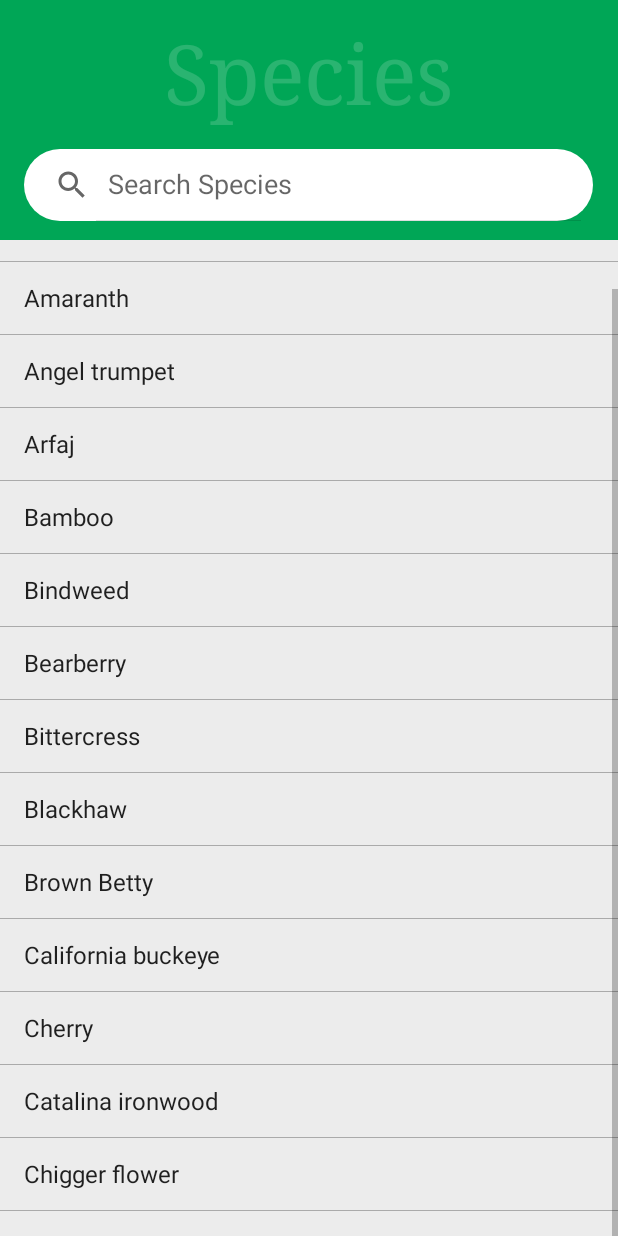
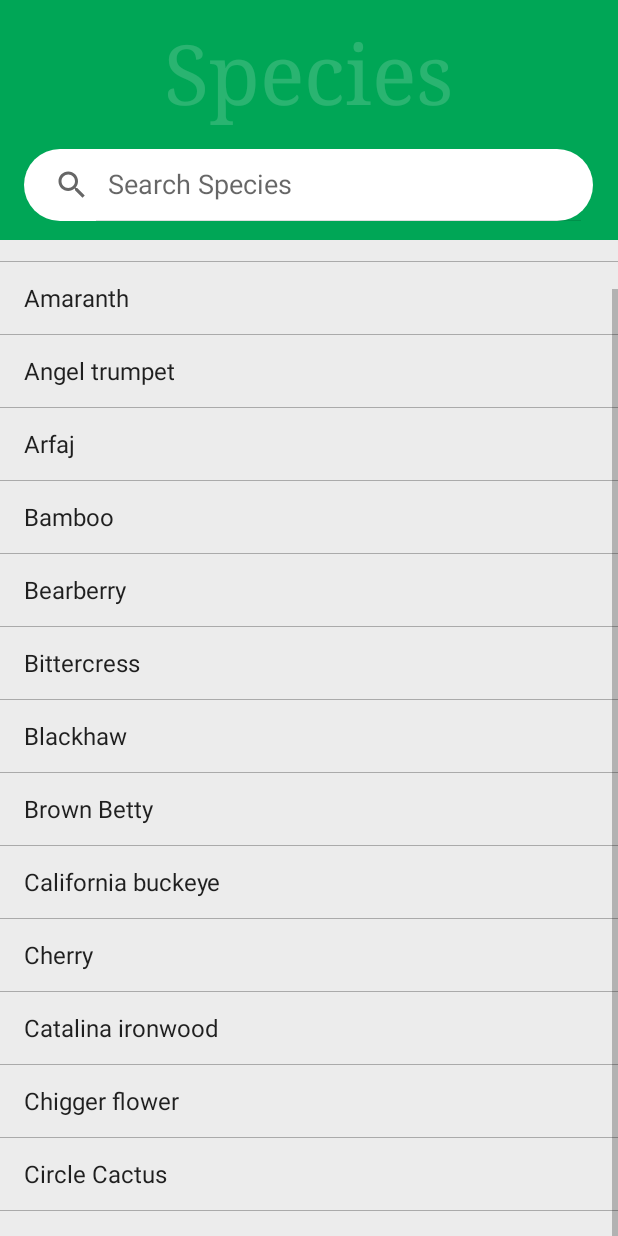
Before and after one commit to PlantopiaApp/plantopia, an Android app: the SpeciesActivity screen opened directly, with no data from a screen before it, scrolled down 34 dp, on a phone screen of 412 x 824 dp. Run offline under Robolectric (Android 15) with nearby library versions, the phone set to English and light mode, and no system bars.

Commit message:
Species list updated

```diff
--- a/app/src/main/java/com/plants/plantopia/SpeciesActivity.java
+++ b/app/src/main/java/com/plants/plantopia/SpeciesActivity.java
@@ -14,18 +14,42 @@ import java.util.Arrays;
 
 public class SpeciesActivity extends AppCompatActivity {
 
-    private String[] allPlantNames = {"Aloe vera", "Amaranth", "Angel trumpet", "Arfaj", "Bamboo", "Bindweed", "Bearberry", "Bittercress",
-            "Blackhaw", "Brown Betty", "California buckeye", "Cherry", "Catalina ironwood", "Chigger flower", "Circle Cactus", "Coffee plant ", "Deadnettle", "Drumstick", "Duck retten", "Durian",
-            "Earth gall","Elderberry","Elegant lupine","Eytelia","Fellenwort","Felonwort","Flax", "Fumewort",
-    "Golden buttons", "Goose tongue", "Green berry nightshade" }; // Replace with your plant names
+    private String[] allPlantNames = {
+            "Aloe vera", "Amaranth", "Angel trumpet", "Arfaj", "Bamboo", "Bearberry", "Bittercress",
+            "Blackhaw", "Brown Betty", "California buckeye", "Cherry", "Catalina ironwood", "Chigger flower", "Circle Cactus", "Coffee plant", "Deadnettle", "Drumstick", "Duck retten", "Durian",
+            "Earth gall", "Elderberry", "Elegant lupine", "Eytelia", "Fellenwort", "Felonwort", "Flax", "Fumewort",
+            "Golden buttons", "Goose tongue", "Green berry nightshade",
+            "Honeysuckle", "Hornbeam", "Horseweed", "Hummingbird sage", "Hydrangea", "Ice plant", "Indian pipe", "Iris", "Ivy",
+            "Jack in the pulpit", "Jasmine", "Jewel orchid", "Joe-pye weed", "Judas tree", "Juniper",
+            "Kangaroo paw", "Katsura tree", "Kentucky bluegrass", "Kinnikinnick", "Knotweed",
+            "Lady's mantle", "Lantana", "Lavender", "Lemon balm", "Lily", "Lupine",
+            "Maidenhair fern", "Maple", "Marigold", "Mayapple", "Meadow rue", "Milkweed", "Mimosa", "Mint", "Monkey puzzle tree", "Moonflower", "Morning glory", "Moss",
+            "Nasturtium", "Nepenthes", "Nerine", "Nigella", "Nutmeg",
+            "Oleander", "Oregano", "Oriental poppy", "Ornamental grass", "Osteospermum", "Oxalis",
+            "Pansy", "Papyrus", "Passion flower", "Peach tree", "Pearly everlasting", "Pennyroyal", "Peony", "Petunia", "Phlox", "Pine", "Poinsettia", "Pond cypress", "Poppy", "Potentilla", "Primrose",
+            "Quaking aspen", "Queen palm", "Queen's wreath",
+            "Rain lily", "Rat tail cactus", "Red hot poker", "Rose", "Rosemary", "Rowan",
+            "Saffron crocus", "Sage", "Salvia", "Sassafras", "Savory", "Scabiosa", "Sea lavender", "Sedum", "Shasta daisy", "Snapdragon", "Snowdrop", "Sorrel", "Speedwell", "Spicebush", "Squash", "Stargazer lily", "Statice", "Strawberry", "Sunflower", "Sweet pea", "Sweet woodruff", "Sycamore",
+            "Tarragon", "Thistle", "Thyme", "Ti plant", "Toad lily", "Torenia", "Trailing arbutus", "Trillium", "Tulip",
+            "Umbrella plant", "Upland cress", "Upright juniper",
+            "Vanilla orchid", "Vegetable amaranth", "Verbena", "Vervain", "Viburnum", "Vinca", "Viola", "Violet",
+            "Wallflower", "Water lily", "Weeping willow", "Wisteria", "Woolly thyme",
+            "Xerophyte",
+            "Yellowwood", "Yew",
+            "Zebra plant", "Zinnia"
+    };
+
     private ArrayList<String> displayedPlantNames;
+    private ArrayList<String> filteredPlantNames;
 
     @Override
     protected void onCreate(Bundle savedInstanceState) {
         super.onCreate(savedInstanceState);
         setContentView(R.layout.activity_species);
+
         // Initialize the displayed list with all plant names
         displayedPlantNames = new ArrayList<>(Arrays.asList(allPlantNames));
+        filteredPlantNames = new ArrayList<>(displayedPlantNames);
 
         ListView listViewSpecies = findViewById(R.id.listViewSpecies);
         ArrayAdapter<String> adapter = new ArrayAdapter<>(this, android.R.layout.simple_list_item_1, displayedPlantNames);
@@ -34,7 +58,7 @@ public class SpeciesActivity extends AppCompatActivity {
         listViewSpecies.setOnItemClickListener(new AdapterView.OnItemClickListener() {
             @Override
             public void onItemClick(AdapterView<?> parent, View view, int position, long id) {
-                String selectedPlant = displayedPlantNames.get(position);
+                String selectedPlant = filteredPlantNames.get(position);
                 Intent intent = new Intent(SpeciesActivity.this, SpeciesDetails.class);
                 intent.putExtra("plantName", selectedPlant);
                 startActivity(intent);
@@ -51,12 +75,14 @@ public class SpeciesActivity extends AppCompatActivity {
             @Override
             public boolean onQueryTextChange(String newText) {
                 // Filter the list based on the search query
-                displayedPlantNames.clear();
+                filteredPlantNames.clear();
                 for (String plantName : allPlantNames) {
                     if (plantName.toLowerCase().contains(newText.toLowerCase())) {
-                        displayedPlantNames.add(plantName);
+                        filteredPlantNames.add(plantName);
                     }
                 }
+                adapter.clear();
+                adapter.addAll(filteredPlantNames);
                 adapter.notifyDataSetChanged();
                 return true;
             }
--- a/app/src/main/res/layout/activity_main.xml
+++ b/app/src/main/res/layout/activity_main.xml
@@ -30,4 +30,5 @@
         app:layout_constraintStart_toStartOf="parent"
         app:layout_constraintTop_toTopOf="parent"
         app:layout_constraintVertical_bias="0.516" />
+
 </androidx.constraintlayout.widget.ConstraintLayout>
--- a/app/src/main/res/values/strings.xml
+++ b/app/src/main/res/values/strings.xml
@@ -2,6 +2,8 @@
     <string name="app_name">Plantopia</string>
     <string name="web_client_id" translatable="false">472017619587-qh39fpcgoaqkhv6tcu9i539laqt21vum.apps.googleusercontent.com</string>
 
+    <string name="open_nav">Open Navigation Drawer</string>
+    <string name="close_nav">Close Navigation Drawer</string>
 
     <string name="facebook_app_id">1234</string>
     <string name="fb_login_protocol_scheme">fb1234</string>
```
